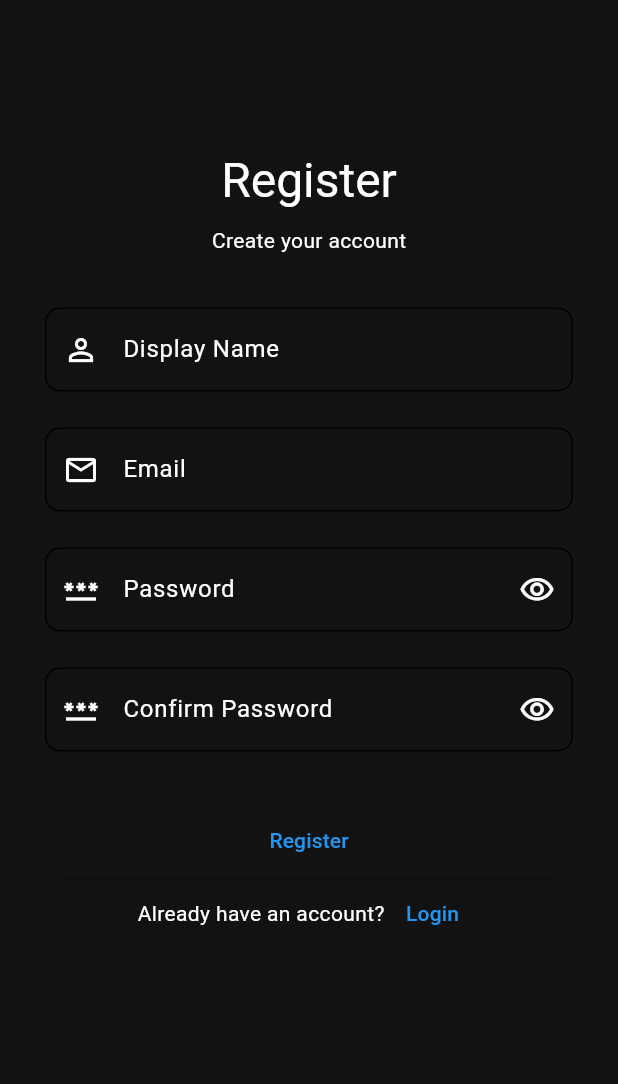
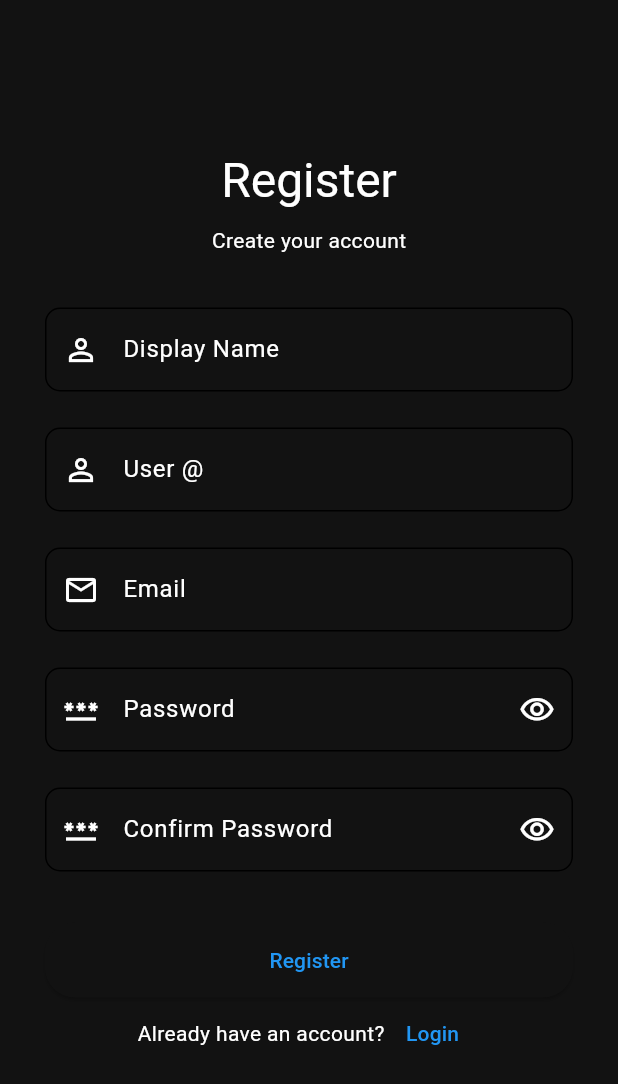
Before and after one commit to Kapperchino/subspace-frontend, a Flutter app: the Signup screen opened by its route, on a phone screen of 412 x 824 dp. Shown: the top 1084 px of the screen. Run offline on Flutter 3.47's test engine with Material 2 defaults, Android fonts, the phone set to English and light mode, and no system bars; our stand-ins replace bloc, bloc_concurrency, cached_network_image, device_info_plus, dropdown_button2, equatable and 11 more; missing offline and left inert: android_id, any_link_preview, detectable_text_field, image_downloader_web, image_size_getter; accounts and stored records are empty.

Commit message:
flutter upgrade + some other change

```diff
--- a/lib/cubit/userPage/userPageBloc.dart
+++ b/lib/cubit/userPage/userPageBloc.dart
@@ -279,6 +279,7 @@ class UserPageBloc extends Bloc<UserPageEvent, UserPageState> {
                 id: user.id,
                 displayName: user.displayName,
                 email: user.email,
+                address: user.address,
                 picture: PictureMeta(
                     height: resMeta.height,
                     width: resMeta.width,
--- a/lib/intro/login.dart
+++ b/lib/intro/login.dart
@@ -201,6 +201,7 @@ class _LoginState extends State<Login> {
       await GetStorage().write(
           "user",
           jsonEncode(AppUser(
+                  address: user.address,
                   id: user.id,
                   displayName: user.displayName,
                   email: user.email,
--- a/lib/intro/signup.dart
+++ b/lib/intro/signup.dart
@@ -25,6 +25,7 @@ class _SignupState extends State<Signup> {
   final FocusNode _focusNodePassword = FocusNode();
   final FocusNode _focusNodeConfirmPassword = FocusNode();
   final TextEditingController _controllerDisplayName = TextEditingController();
+  final TextEditingController _controllerUserAt = TextEditingController();
   final TextEditingController _controllerEmail = TextEditingController();
   final TextEditingController _controllerPassword = TextEditingController();
   final TextEditingController _controllerConFirmPassword =
@@ -61,6 +62,31 @@ class _SignupState extends State<Signup> {
                     keyboardType: TextInputType.name,
                     decoration: InputDecoration(
                       labelText: "Display Name",
+                      prefixIcon: const Icon(Icons.person_outline),
+                      border: OutlineInputBorder(
+                        borderRadius: BorderRadius.circular(10),
+                      ),
+                      enabledBorder: OutlineInputBorder(
+                        borderRadius: BorderRadius.circular(10),
+                      ),
+                    ),
+                    validator: (String? value) {
+                      if (value == null || value.isEmpty) {
+                        return "Please enter username.";
+                      }
+                      return null;
+                    },
+                    onEditingComplete: () => _focusNodeEmail.requestFocus(),
+                  )),
+              const SizedBox(height: 10),
+              ConstrainedBox(
+                  constraints:
+                      const BoxConstraints.expand(width: 600, height: 70),
+                  child: TextFormField(
+                    controller: _controllerUserAt,
+                    keyboardType: TextInputType.name,
+                    decoration: InputDecoration(
+                      labelText: "User @",
                       prefixIcon: const Icon(Icons.person_outline),
                       border: OutlineInputBorder(
                         borderRadius: BorderRadius.circular(10),
@@ -251,7 +277,8 @@ class _SignupState extends State<Signup> {
     final req = SignUpRequest(
         password: _controllerPassword.text,
         displayName: _controllerDisplayName.text,
-        email: _controllerEmail.text.toLowerCase());
+        email: _controllerEmail.text.toLowerCase(),
+        address: _controllerUserAt.text.toLowerCase());
     final res = await http.post(
       Uri.parse('${Config.baseUrl}/auth/user'),
       body: jsonEncode(req.toJson()),
@@ -266,7 +293,11 @@ class _SignupState extends State<Signup> {
       await Store.secure.write(key: "jwt", value: user.token);
       await GetStorage().write(
           "user",
-          AppUser(id: user.id, displayName: user.displayName, email: user.email)
+          AppUser(
+                  id: user.id,
+                  displayName: user.displayName,
+                  email: user.email,
+                  address: user.address)
               .toJson());
       return res;
     } else {
--- a/lib/models/appUser.dart
+++ b/lib/models/appUser.dart
@@ -10,6 +10,8 @@ class AppUser {
   final String displayName;
   final String bio;
   final String email;
+  @JsonKey(name: 'user_address')
+  final String address;
   @JsonKey(name: 'picture_meta')
   final PictureMeta? picture;
 
@@ -17,6 +19,7 @@ class AppUser {
       {required this.id,
       required this.displayName,
       required this.email,
+      required this.address,
       this.bio = "",
       this.picture});
 
--- a/lib/models/appUserRes.dart
+++ b/lib/models/appUserRes.dart
@@ -14,12 +14,15 @@ class AppUserRes {
   final String token;
   @JsonKey(name: 'picture_meta')
   final PictureMeta? picture;
+  @JsonKey(name: 'user_address')
+  final String address;
 
   const AppUserRes({
     required this.id,
     required this.displayName,
     required this.email,
     required this.token,
+    required this.address,
     this.picture,
     this.bio = "",
   });
--- a/lib/models/signUp.dart
+++ b/lib/models/signUp.dart
@@ -7,9 +7,14 @@ class SignUpRequest {
   @JsonKey(name: "display_name")
   final String displayName;
   final String email;
+  @JsonKey(name: "user_address")
+  final String address;
 
   const SignUpRequest(
-      {required this.password, required this.displayName, required this.email});
+      {required this.password,
+      required this.displayName,
+      required this.email,
+      required this.address});
 
   factory SignUpRequest.fromJson(Map<String, dynamic> json) {
     return _$SignUpRequestFromJson(json);
--- a/lib/posts/postcard.dart
+++ b/lib/posts/postcard.dart
@@ -180,6 +180,7 @@ class PostCard extends StatelessWidget {
             ),
             width: maxWidth,
             height: height,
+            filterQuality: FilterQuality.medium,
             memCacheHeight: height.round(),
             memCacheWidth: maxWidth.round(),
             fit: boxfit,
--- a/lib/routes/imageRoutes.dart
+++ b/lib/routes/imageRoutes.dart
@@ -33,7 +33,7 @@ class ImageRoutes {
           return BlocProvider(
             create: (_) => ImageViewBloc(httpClient: http.Client())
               ..add(ImageFetched(imageId: id)),
-            child: const ImageView(),
+            child: ImageView(),
           );
         });
   }
```
Also changed, not shown: lib/posts/imageView.dart (+27 -4 lines), lib/models/appUser.g.dart, lib/models/appUserRes.g.dart, lib/models/signUp.g.dart, pubspec.lock, 4 other files.
